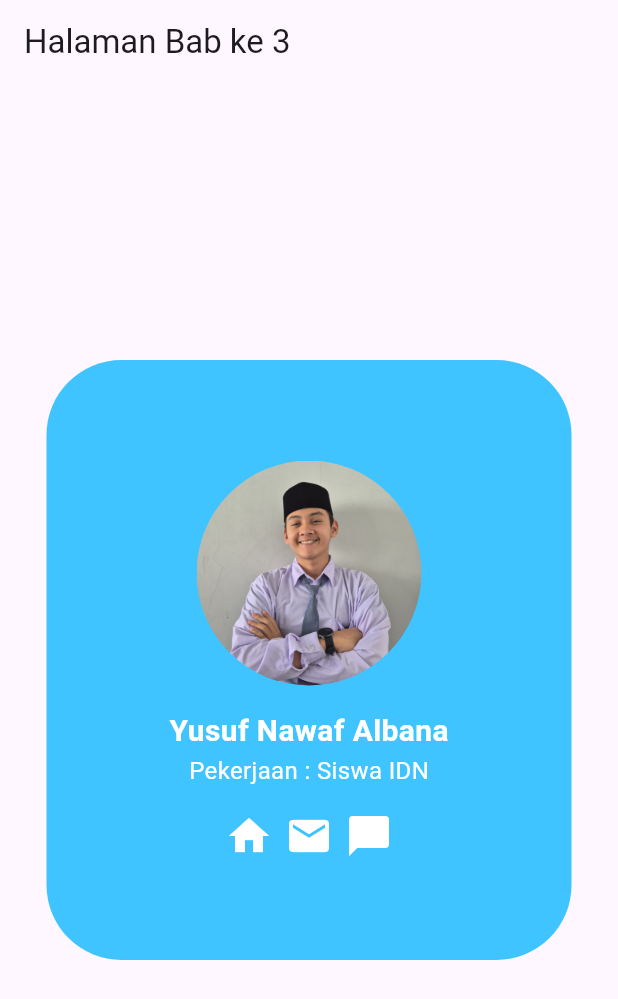
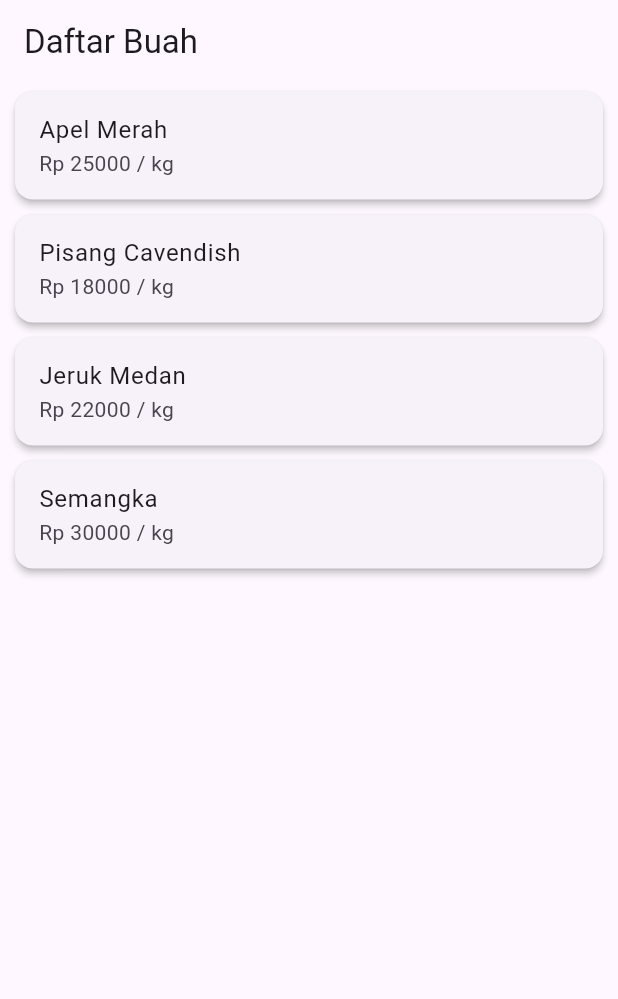
Before and after one commit to YusufxAlbana/Flutter, a Flutter app: the screen it shows after launch, on a phone screen of 412 x 824 dp. Shown: the top 999 px of the screen. Run offline on Flutter 3.47's test engine with Material 3 defaults, Android fonts, the phone set to English and light mode, and no system bars.

Commit message:
perubahan bab 5

```diff
--- a/lib/main.dart
+++ b/lib/main.dart
@@ -1,8 +1,14 @@
 // ...............
+import 'package:flutter/material.dart';
 import 'pages/bab_3.dart';
-import 'package:flutter/material.dart';
 import 'pages/bab_2.dart';
 import 'pages/bab_4.dart';
+import 'pages/bab_5.dart';
+import 'pages/bab 5/basic_routing.dart';
+import 'pages/bab 5/named_route.dart';
+import 'pages/bab 5/passing_data_antar_halaman.dart';
+import 'pages/bab 5/melalui_argumen.dart';
+import 'pages/bab 5/mengembalikan_data_dari_halaman_yang_di-pop.dart';
 
 
 void main() {
@@ -15,11 +21,21 @@ class MyApp extends StatelessWidget {
   @override
   Widget build(BuildContext context) {
     return MaterialApp(
-      initialRoute: 'Bab3', // Match the route name exactly
+      initialRoute: 'Bab5', // Match the route name exactly
       routes: {
         'Bab2': (context) => const Bab2(),
         'Bab3': (context) => const Bab3(),
         'Bab4': (context) => const Bab4(),
+        'Bab5': (context) => Bab5(),
+
+        //bab 5 rincian materi
+        'BR': (context) => const basic_routing(),
+        'NR': (context) => namedRoute(), // ga bisa anjir, modul IDN sesat
+        'PDAH': (context) => const halamanUtama(), // IDN lagi baik
+        'MA': (context) => MelaluiArgumen(), // setiap make named Routa Pasti error
+        'MDDHYDP': (context) => const halamanUtama(),
+
+
       },
     );
   }
--- a/lib/pages/bab_4.dart
+++ b/lib/pages/bab_4.dart
@@ -72,7 +72,7 @@ class _Bab4State extends State<Bab4> {
             TextField(
               controller: _angka1Controller,
               decoration: const InputDecoration(
-                labelText: 'Angka 1',
+                labelText: 'masukkan angka pertama',
                 border: OutlineInputBorder(),
               ),
               keyboardType: TextInputType.number,
@@ -81,7 +81,7 @@ class _Bab4State extends State<Bab4> {
             TextField(
               controller: _angka2Controller,
               decoration: const InputDecoration(
-                labelText: 'Angka 2',
+                labelText: 'masukkan angka kedua',
                 border: OutlineInputBorder(),
               ),
               keyboardType: TextInputType.number,
--- /dev/null
+++ b/lib/pages/bab_5.dart
@@ -0,0 +1,140 @@
+// lib/main.dart
+import 'package:flutter/material.dart';
+
+void main() {
+  runApp(const Bab5());
+}
+
+class Bab5 extends StatelessWidget {
+  const Bab5({super.key});
+
+  @override
+  Widget build(BuildContext context) {
+    return MaterialApp(
+      title: 'Product Catalog App',
+      theme: ThemeData(
+        primarySwatch: Colors.teal,
+      ),
+      home: ProductListScreen(),
+    );
+  }
+}
+
+// Kelas Product
+class Product {
+  final String name;
+  final double price;
+  final String description;
+
+  Product({
+    required this.name,
+    required this.price,
+    required this.description,
+  });
+}
+
+// Halaman Daftar Produk
+class ProductListScreen extends StatelessWidget {
+  ProductListScreen({super.key});
+
+  final List<Product> products = [
+    Product(
+      name: "Apel Merah",
+      price: 25000,
+      description: "Apel merah segar, manis, dan kaya vitamin C. Cocok dimakan langsung atau dibuat jus.",
+    ),
+    Product(
+      name: "Pisang Cavendish",
+      price: 18000,
+      description: "Pisang Cavendish yang lembut dan manis, kaya akan kalium dan serat.",
+    ),
+    Product(
+      name: "Jeruk Medan",
+      price: 22000,
+      description: "Jeruk Medan terkenal dengan rasa manis segar dan kulit yang mudah dikupas.",
+    ),
+    Product(
+      name: "Semangka",
+      price: 30000,
+      description: "Semangka segar ukuran besar, daging merah manis dan banyak air, cocok untuk cuaca panas.",
+    ),
+  ];
+
+  @override
+  Widget build(BuildContext context) {
+    return Scaffold(
+      appBar: AppBar(
+        title: const Text("Daftar Buah"),
+      ),
+      body: ListView.builder(
+        itemCount: products.length,
+        itemBuilder: (context, index) {
+          final product = products[index];
+          return Card(
+            margin: const EdgeInsets.symmetric(horizontal: 10, vertical: 5),
+            elevation: 2,
+            child: ListTile(
+              title: Text(product.name),
+              subtitle: Text("Rp ${product.price.toStringAsFixed(0)} / kg"),
+              onTap: () {
+                Navigator.push(
+                  context,
+                  MaterialPageRoute(
+                    builder: (context) =>
+                        ProductDetailScreen(product: product),
+                  ),
+                );
+              },
+            ),
+          );
+        },
+      ),
+    );
+  }
+}
+
+// Halaman Detail Produk
+class ProductDetailScreen extends StatelessWidget {
+  final Product product;
+
+  const ProductDetailScreen({super.key, required this.product});
+
+  @override
+  Widget build(BuildContext context) {
+    return Scaffold(
+      appBar: AppBar(
+        title: Text(product.name),
+      ),
+      body: Padding(
+        padding: const EdgeInsets.all(16.0),
+        child: Column(
+          crossAxisAlignment: CrossAxisAlignment.start,
+          children: [
+            Text(
+              product.name,
+              style: const TextStyle(
+                  fontSize: 22, fontWeight: FontWeight.bold),
+            ),
+            Text(
+              "Rp ${product.price.toStringAsFixed(0)} / kg",
+              style: const TextStyle(
+                  fontSize: 18, color: Colors.green, fontWeight: FontWeight.w600),
+            ),
+            const SizedBox(height: 12),
+            Text(product.description),
+            const Spacer(),
+            Center(
+              child: ElevatedButton.icon(
+                onPressed: () {
+                  Navigator.pop(context);
+                },
+                icon: const Icon(Icons.arrow_back),
+                label: const Text("Kembali ke Daftar"),
+              ),
+            )
+          ],
+        ),
+      ),
+    );
+  }
+}
```
Also changed, not shown: lib/pages/bab 5/basic_routing.dart (added, +62 -0 lines), lib/pages/bab 5/melalui_argumen.dart (added, +82 -0 lines), lib/pages/bab 5/mengembalikan_data_dari_halaman_yang_di-pop.dart (added, +98 -0 lines), lib/pages/bab 5/named_route.dart (added, +98 -0 lines), lib/pages/bab 5/passing_data_antar_halaman.dart (added, +97 -0 lines).
